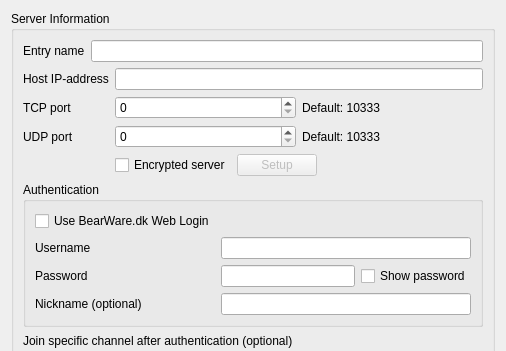
This is Client/qtTeamTalk/serverdlg.ui in BearWare/TeamTalk5 as Qt 5 draws it before an edit; both pictures show x 0 to 506 and y 0 to 351 of the 506 by 578 pixel window. The edited form follows.
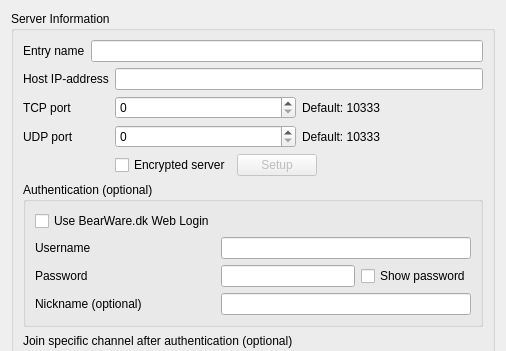
This is the edited form.

What changed in the file:
```diff
--- a/Client/qtTeamTalk/serverdlg.ui
+++ b/Client/qtTeamTalk/serverdlg.ui
@@ -150,7 +150,7 @@
          <string>Authentication (optional)</string>
         </property>
         <property name="title">
-         <string>Authentication</string>
+         <string>Authentication (optional)</string>
         </property>
         <layout class="QFormLayout" name="formLayout">
          <item row="0" column="0">
```
Left out of the diff: 2 changed lines with no effect on the pictures.
